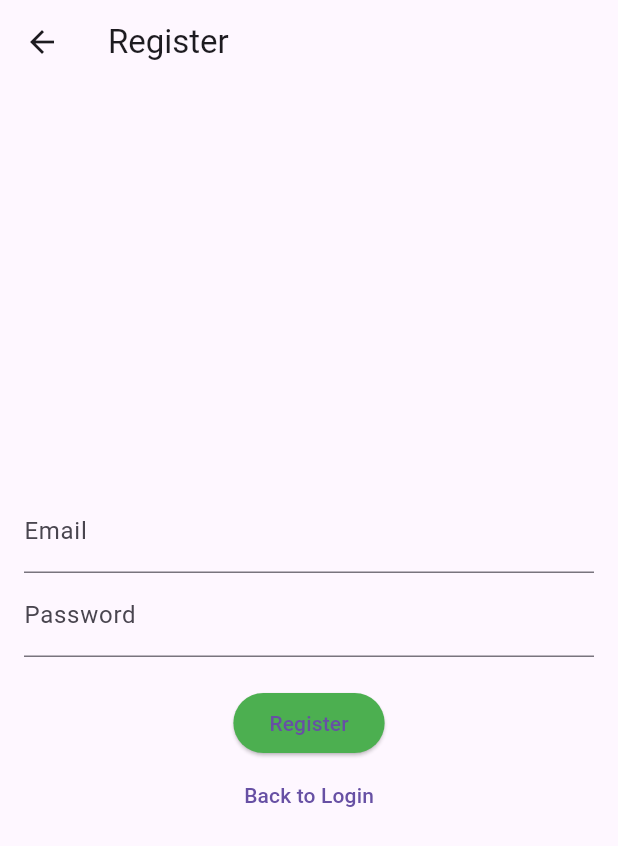
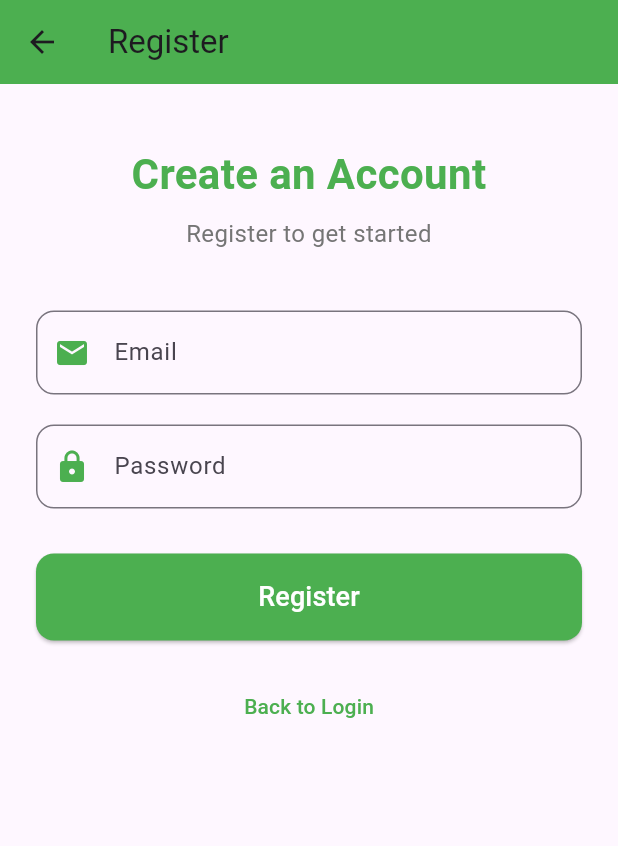
Before and after one commit to Aashrit17/FitFlex, a Flutter app: the RegistrationView screen opened by its route, on a phone screen of 412 x 824 dp. Shown: the top 846 px of the screen. Run offline on Flutter 3.47's test engine with Material 3 defaults, Android fonts, the phone set to English and light mode, and no system bars.

Commit message:
ui change

```diff
--- a/lib/view/registration_view.dart
+++ b/lib/view/registration_view.dart
@@ -7,40 +7,94 @@ class RegistrationView extends StatelessWidget {
     TextEditingController passwordController = TextEditingController();
 
     return Scaffold(
-      appBar: AppBar(title: Text("Register")),
-      body: Padding(
-        padding: const EdgeInsets.all(16.0),
+      appBar: AppBar(
+        title: Text("Register"),
+        backgroundColor: Colors.green,
+        elevation: 0,
+      ),
+      body: SingleChildScrollView(
+        child: Padding(
+          padding: const EdgeInsets.symmetric(horizontal: 24.0),
           child: Column(
             mainAxisAlignment: MainAxisAlignment.center,
+            crossAxisAlignment: CrossAxisAlignment.stretch,
             children: [
+              SizedBox(height: 40),
+              Text(
+                "Create an Account",
+                style: TextStyle(
+                  fontSize: 28,
+                  fontWeight: FontWeight.bold,
+                  color: Colors.green,
+                ),
+                textAlign: TextAlign.center,
+              ),
+              SizedBox(height: 8),
+              Text(
+                "Register to get started",
+                style: TextStyle(
+                  fontSize: 16,
+                  color: Colors.grey[600],
+                ),
+                textAlign: TextAlign.center,
+              ),
+              SizedBox(height: 40),
               TextField(
                 controller: emailController,
-              decoration: InputDecoration(labelText: "Email"),
+                decoration: InputDecoration(
+                  labelText: "Email",
+                  prefixIcon: Icon(Icons.email, color: Colors.green),
+                  border: OutlineInputBorder(
+                    borderRadius: BorderRadius.circular(12),
+                  ),
+                ),
                 keyboardType: TextInputType.emailAddress,
               ),
+              SizedBox(height: 20),
               TextField(
                 controller: passwordController,
-              decoration: InputDecoration(labelText: "Password"),
+                decoration: InputDecoration(
+                  labelText: "Password",
+                  prefixIcon: Icon(Icons.lock, color: Colors.green),
+                  border: OutlineInputBorder(
+                    borderRadius: BorderRadius.circular(12),
+                  ),
+                ),
                 obscureText: true,
               ),
-            SizedBox(height: 20),
+              SizedBox(height: 30),
               ElevatedButton(
                 style: ElevatedButton.styleFrom(
                   backgroundColor: Colors.green,
+                  shape: RoundedRectangleBorder(
+                    borderRadius: BorderRadius.circular(12),
+                  ),
+                  padding: EdgeInsets.symmetric(vertical: 16),
                 ),
                 onPressed: () {
                   print("Email: ${emailController.text}");
                   print("Password: ${passwordController.text}");
                 },
-              child: Text("Register"),
+                child: Text(
+                  "Register",
+                  style: TextStyle(fontSize: 18, color: Colors.white),
                 ),
-            TextButton(
+              ),
+              SizedBox(height: 20),
+              Center(
+                child: TextButton(
                   onPressed: () {
                     Navigator.pop(context);
                   },
-              child: Text("Back to Login"),
+                  child: Text(
+                    "Back to Login",
+                    style: TextStyle(color: Colors.green),
                   ),
+                ),
+              ),
+              SizedBox(height: 20),
             ],
+          ),
         ),
       ),
     );
```
Lines whose indentation alone changed are shown as unchanged.
